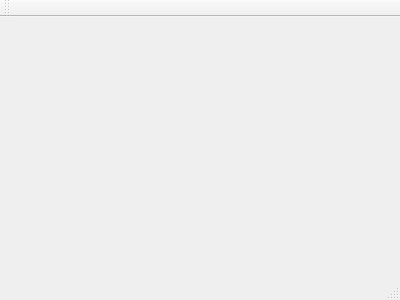
rocketII/QT-sandbox, file mainwindow.ui: the form before one commit.
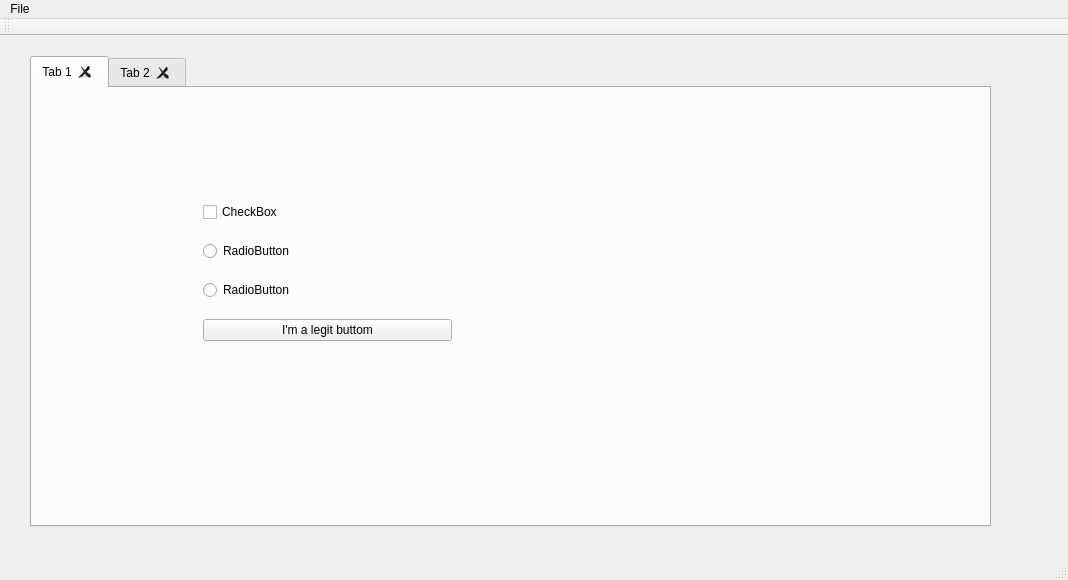
The form after the commit.

```diff
--- a/mainwindow.ui
+++ b/mainwindow.ui
@@ -1,24 +1,158 @@
 <ui version="4.0">
  <class>MainWindow</class>
- <widget class="QMainWindow" name="MainWindow" >
-  <property name="geometry" >
+ <widget class="QMainWindow" name="MainWindow">
+  <property name="geometry">
    <rect>
     <x>0</x>
     <y>0</y>
-    <width>400</width>
-    <height>300</height>
+    <width>1068</width>
+    <height>580</height>
    </rect>
   </property>
   <property name="windowTitle" >
    <string>MainWindow</string>
   </property>
-  <widget class="QMenuBar" name="menuBar" />
-  <widget class="QToolBar" name="mainToolBar" />
-  <widget class="QWidget" name="centralWidget" />
-  <widget class="QStatusBar" name="statusBar" />
+  <widget class="QWidget" name="centralWidget">
+   <widget class="QTabWidget" name="tabWidget">
+    <property name="geometry">
+     <rect>
+      <x>30</x>
+      <y>20</y>
+      <width>961</width>
+      <height>471</height>
+     </rect>
+    </property>
+    <property name="currentIndex">
+     <number>0</number>
+    </property>
+    <property name="tabsClosable">
+     <bool>true</bool>
+    </property>
+    <widget class="QWidget" name="tab">
+     <attribute name="title">
+      <string>Tab 1</string>
+     </attribute>
+     <widget class="QWidget" name="layoutWidget">
+      <property name="geometry">
+       <rect>
+        <x>160</x>
+        <y>90</y>
+        <width>271</width>
+        <height>191</height>
+       </rect>
+      </property>
+      <layout class="QVBoxLayout" name="MyVerticalLayout4MainWin">
+       <item>
+        <widget class="QCheckBox" name="checkBox">
+         <property name="text">
+          <string>CheckBox</string>
+         </property>
+        </widget>
+       </item>
+       <item>
+        <widget class="QRadioButton" name="radioButton_2">
+         <property name="text">
+          <string>RadioButton</string>
+         </property>
+        </widget>
+       </item>
+       <item>
+        <widget class="QRadioButton" name="radioButton">
+         <property name="text">
+          <string>RadioButton</string>
+         </property>
+        </widget>
+       </item>
+       <item>
+        <widget class="QPushButton" name="DoNotpushButtonMe">
+         <property name="text">
+          <string>I'm a legit buttom</string>
+         </property>
+        </widget>
+       </item>
+      </layout>
+     </widget>
+    </widget>
+    <widget class="QWidget" name="tab_2">
+     <attribute name="title">
+      <string>Tab 2</string>
+     </attribute>
+     <widget class="QWidget" name="layoutWidget_2">
+      <property name="geometry">
+       <rect>
+        <x>150</x>
+        <y>70</y>
+        <width>281</width>
+        <height>231</height>
+       </rect>
+      </property>
+      <layout class="QVBoxLayout" name="MyVerticalLayout4MainWin_2">
+       <item>
+        <widget class="QCheckBox" name="checkBox_2">
+         <property name="text">
+          <string>CheckBox</string>
+         </property>
+        </widget>
+       </item>
+       <item>
+        <widget class="QRadioButton" name="radioButton_3">
+         <property name="text">
+          <string>RadioButton</string>
+         </property>
+        </widget>
+       </item>
+       <item>
+        <widget class="QRadioButton" name="radioButton_4">
+         <property name="text">
+          <string>RadioButton</string>
+         </property>
+        </widget>
+       </item>
+       <item>
+        <widget class="QPushButton" name="MypushButton_Beta">
+         <property name="text">
+          <string>Try me :)</string>
+         </property>
+        </widget>
+       </item>
+      </layout>
+     </widget>
+    </widget>
+   </widget>
+  </widget>
+  <widget class="QMenuBar" name="menuBar">
+   <property name="geometry">
+    <rect>
+     <x>0</x>
+     <y>0</y>
+     <width>1068</width>
+     <height>25</height>
+    </rect>
+   </property>
+   <widget class="QMenu" name="menuFile">
+    <property name="title">
+     <string>File</string>
+    </property>
+    <addaction name="actionQuit"/>
+   </widget>
+   <addaction name="menuFile"/>
+  </widget>
+  <widget class="QToolBar" name="mainToolBar">
+   <attribute name="toolBarArea">
+    <enum>TopToolBarArea</enum>
+   </attribute>
+   <attribute name="toolBarBreak">
+    <bool>false</bool>
+   </attribute>
+  </widget>
+  <widget class="QStatusBar" name="statusBar"/>
+  <action name="actionQuit">
+   <property name="text">
+    <string>Quit</string>
+   </property>
+  </action>
  </widget>
- <layoutDefault spacing="6" margin="11" />
- <pixmapfunction></pixmapfunction>
+ <layoutdefault spacing="6" margin="11"/>
  <resources/>
  <connections/>
 </ui>
```
Left out of the diff: 3 changed lines with no effect on the pictures.
